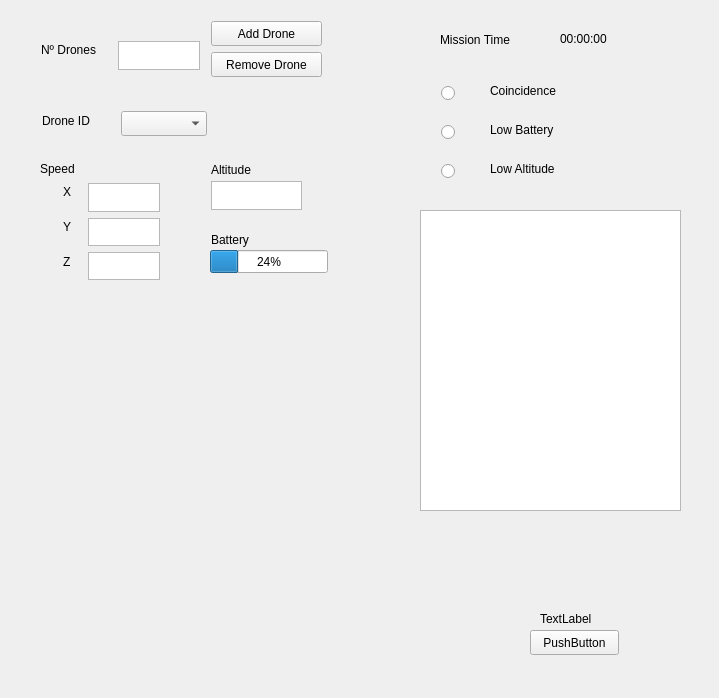
Before: the Qt Designer form ui/rqt_sarus_test_plugin/rqt_sarus_test_plugin_widget.ui in javier-ferre/rqt_sarus_gui, drawn with Qt 5.
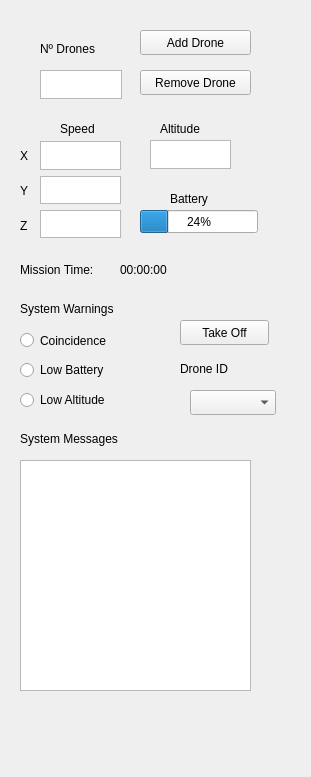
After: the same form once the commit is applied.

Commit message: Added takeoff button

The edit to the form file:
```diff
--- a/ui/rqt_sarus_test_plugin/rqt_sarus_test_plugin_widget.ui
+++ b/ui/rqt_sarus_test_plugin/rqt_sarus_test_plugin_widget.ui
@@ -6,8 +6,8 @@
    <rect>
     <x>0</x>
     <y>0</y>
-    <width>719</width>
-    <height>698</height>
+    <width>311</width>
+    <height>777</height>
    </rect>
   </property>
   <property name="windowTitle">
@@ -16,34 +16,21 @@
   <widget class="QPushButton" name="pushButton">
    <property name="geometry">
     <rect>
-     <x>530</x>
-     <y>630</y>
+     <x>180</x>
+     <y>320</y>
      <width>89</width>
      <height>25</height>
     </rect>
    </property>
    <property name="text">
-    <string>PushButton</string>
-   </property>
-  </widget>
-  <widget class="QLabel" name="label">
-   <property name="geometry">
-    <rect>
-     <x>540</x>
-     <y>610</y>
-     <width>67</width>
-     <height>17</height>
-    </rect>
-   </property>
-   <property name="text">
-    <string>TextLabel</string>
+    <string>Take Off</string>
    </property>
   </widget>
   <widget class="QLabel" name="label_3">
    <property name="geometry">
     <rect>
-     <x>42</x>
-     <y>112</y>
+     <x>180</x>
+     <y>360</y>
      <width>61</width>
      <height>17</height>
     </rect>
@@ -55,18 +42,18 @@
   <widget class="QTextBrowser" name="terminal">
    <property name="geometry">
     <rect>
-     <x>420</x>
-     <y>210</y>
-     <width>261</width>
-     <height>301</height>
+     <x>20</x>
+     <y>460</y>
+     <width>231</width>
+     <height>231</height>
     </rect>
    </property>
   </widget>
   <widget class="QPushButton" name="addDrone">
    <property name="geometry">
     <rect>
-     <x>211</x>
-     <y>21</y>
+     <x>140</x>
+     <y>30</y>
      <width>111</width>
      <height>25</height>
     </rect>
@@ -78,8 +65,8 @@
   <widget class="QPushButton" name="removeDrone">
    <property name="geometry">
     <rect>
-     <x>211</x>
-     <y>52</y>
+     <x>140</x>
+     <y>70</y>
      <width>111</width>
      <height>25</height>
     </rect>
@@ -91,8 +78,8 @@
   <widget class="QTextBrowser" name="n_drones">
    <property name="geometry">
     <rect>
-     <x>118</x>
-     <y>41</y>
+     <x>40</x>
+     <y>70</y>
      <width>82</width>
      <height>29</height>
     </rect>
@@ -101,8 +88,8 @@
   <widget class="QLabel" name="label_2">
    <property name="geometry">
     <rect>
-     <x>41</x>
-     <y>41</y>
+     <x>40</x>
+     <y>40</y>
      <width>71</width>
      <height>17</height>
     </rect>
@@ -114,9 +101,9 @@
   <widget class="QTextBrowser" name="speedZ">
    <property name="geometry">
     <rect>
-     <x>88</x>
-     <y>252</y>
-     <width>72</width>
+     <x>40</x>
+     <y>210</y>
+     <width>81</width>
      <height>28</height>
     </rect>
    </property>
@@ -124,10 +111,10 @@
   <widget class="QLabel" name="label_4">
    <property name="geometry">
     <rect>
-     <x>63</x>
-     <y>218</y>
+     <x>20</x>
+     <y>180</y>
      <width>16</width>
-     <height>17</height>
+     <height>21</height>
     </rect>
    </property>
    <property name="text">
@@ -137,9 +124,9 @@
   <widget class="QTextBrowser" name="speedX">
    <property name="geometry">
     <rect>
-     <x>88</x>
-     <y>183</y>
-     <width>72</width>
+     <x>40</x>
+     <y>141</y>
+     <width>81</width>
      <height>29</height>
     </rect>
    </property>
@@ -147,10 +134,10 @@
   <widget class="QLabel" name="label_5">
    <property name="geometry">
     <rect>
-     <x>63</x>
-     <y>183</y>
-     <width>16</width>
-     <height>17</height>
+     <x>20</x>
+     <y>140</y>
+     <width>20</width>
+     <height>31</height>
     </rect>
    </property>
    <property name="text">
@@ -160,9 +147,9 @@
   <widget class="QTextBrowser" name="speedY">
    <property name="geometry">
     <rect>
-     <x>88</x>
-     <y>218</y>
-     <width>72</width>
+     <x>40</x>
+     <y>176</y>
+     <width>81</width>
      <height>28</height>
     </rect>
    </property>
@@ -170,10 +157,10 @@
   <widget class="QLabel" name="label_6">
    <property name="geometry">
     <rect>
-     <x>63</x>
-     <y>253</y>
+     <x>20</x>
+     <y>210</y>
      <width>16</width>
-     <height>17</height>
+     <height>31</height>
     </rect>
    </property>
    <property name="text">
@@ -183,9 +170,9 @@
   <widget class="QLabel" name="label_14">
    <property name="geometry">
     <rect>
-     <x>211</x>
-     <y>161</y>
-     <width>56</width>
+     <x>160</x>
+     <y>120</y>
+     <width>61</width>
      <height>17</height>
     </rect>
    </property>
@@ -196,9 +183,9 @@
   <widget class="QTextBrowser" name="altitude">
    <property name="geometry">
     <rect>
-     <x>211</x>
-     <y>181</y>
-     <width>91</width>
+     <x>150</x>
+     <y>140</y>
+     <width>81</width>
      <height>29</height>
     </rect>
    </property>
@@ -206,8 +193,8 @@
   <widget class="QLabel" name="label_10">
    <property name="geometry">
     <rect>
-     <x>211</x>
-     <y>231</y>
+     <x>170</x>
+     <y>190</y>
      <width>53</width>
      <height>17</height>
     </rect>
@@ -219,10 +206,10 @@
   <widget class="QRadioButton" name="led_Coincidence">
    <property name="geometry">
     <rect>
-     <x>441</x>
-     <y>78</y>
-     <width>31</width>
-     <height>31</height>
+     <x>20</x>
+     <y>330</y>
+     <width>20</width>
+     <height>20</height>
     </rect>
    </property>
    <property name="text">
@@ -232,10 +219,10 @@
   <widget class="QRadioButton" name="led_Battery">
    <property name="geometry">
     <rect>
-     <x>441</x>
-     <y>117</y>
-     <width>31</width>
-     <height>31</height>
+     <x>20</x>
+     <y>360</y>
+     <width>16</width>
+     <height>20</height>
     </rect>
    </property>
    <property name="text">
@@ -245,10 +232,10 @@
   <widget class="QRadioButton" name="led_Altitude">
    <property name="geometry">
     <rect>
-     <x>441</x>
-     <y>156</y>
-     <width>31</width>
-     <height>31</height>
+     <x>20</x>
+     <y>390</y>
+     <width>16</width>
+     <height>20</height>
     </rect>
    </property>
    <property name="text">
@@ -258,23 +245,23 @@
   <widget class="QLabel" name="label_12">
    <property name="geometry">
     <rect>
-     <x>440</x>
-     <y>30</y>
-     <width>101</width>
+     <x>20</x>
+     <y>260</y>
+     <width>91</width>
      <height>20</height>
     </rect>
    </property>
    <property name="text">
-    <string>Mission Time</string>
+    <string>Mission Time:</string>
    </property>
   </widget>
   <widget class="QLabel" name="current_time">
    <property name="geometry">
     <rect>
-     <x>560</x>
-     <y>30</y>
+     <x>120</x>
+     <y>260</y>
      <width>67</width>
-     <height>17</height>
+     <height>20</height>
     </rect>
    </property>
    <property name="text">
@@ -284,8 +271,8 @@
   <widget class="QComboBox" name="drone_ID">
    <property name="geometry">
     <rect>
-     <x>121</x>
-     <y>111</y>
+     <x>190</x>
+     <y>390</y>
      <width>86</width>
      <height>25</height>
     </rect>
@@ -294,10 +281,10 @@
   <widget class="QLabel" name="label_7">
    <property name="geometry">
     <rect>
-     <x>490</x>
-     <y>82</y>
+     <x>40</x>
+     <y>330</y>
      <width>83</width>
-     <height>17</height>
+     <height>21</height>
     </rect>
    </property>
    <property name="text">
@@ -307,10 +294,10 @@
   <widget class="QLabel" name="label_8">
    <property name="geometry">
     <rect>
-     <x>490</x>
-     <y>121</y>
+     <x>40</x>
+     <y>360</y>
      <width>84</width>
-     <height>17</height>
+     <height>20</height>
     </rect>
    </property>
    <property name="text">
@@ -320,10 +307,10 @@
   <widget class="QLabel" name="label_9">
    <property name="geometry">
     <rect>
-     <x>490</x>
-     <y>160</y>
+     <x>40</x>
+     <y>390</y>
      <width>87</width>
-     <height>17</height>
+     <height>20</height>
     </rect>
    </property>
    <property name="text">
@@ -333,9 +320,9 @@
   <widget class="QLabel" name="label_13">
    <property name="geometry">
     <rect>
-     <x>40</x>
-     <y>160</y>
-     <width>67</width>
+     <x>60</x>
+     <y>120</y>
+     <width>41</width>
      <height>17</height>
     </rect>
    </property>
@@ -346,8 +333,8 @@
   <widget class="QProgressBar" name="BatteryProgressBar">
    <property name="geometry">
     <rect>
-     <x>210</x>
-     <y>250</y>
+     <x>140</x>
+     <y>210</y>
      <width>118</width>
      <height>23</height>
     </rect>
@@ -356,6 +343,32 @@
     <number>24</number>
    </property>
   </widget>
+  <widget class="QLabel" name="label">
+   <property name="geometry">
+    <rect>
+     <x>20</x>
+     <y>430</y>
+     <width>121</width>
+     <height>17</height>
+    </rect>
+   </property>
+   <property name="text">
+    <string>System Messages</string>
+   </property>
+  </widget>
+  <widget class="QLabel" name="label_11">
+   <property name="geometry">
+    <rect>
+     <x>20</x>
+     <y>300</y>
+     <width>121</width>
+     <height>17</height>
+    </rect>
+   </property>
+   <property name="text">
+    <string>System Warnings</string>
+   </property>
+  </widget>
  </widget>
  <resources/>
  <connections/>
```
Left out of the diff: 2 changed lines with no effect on the pictures. The commit also changes 4 other files.
